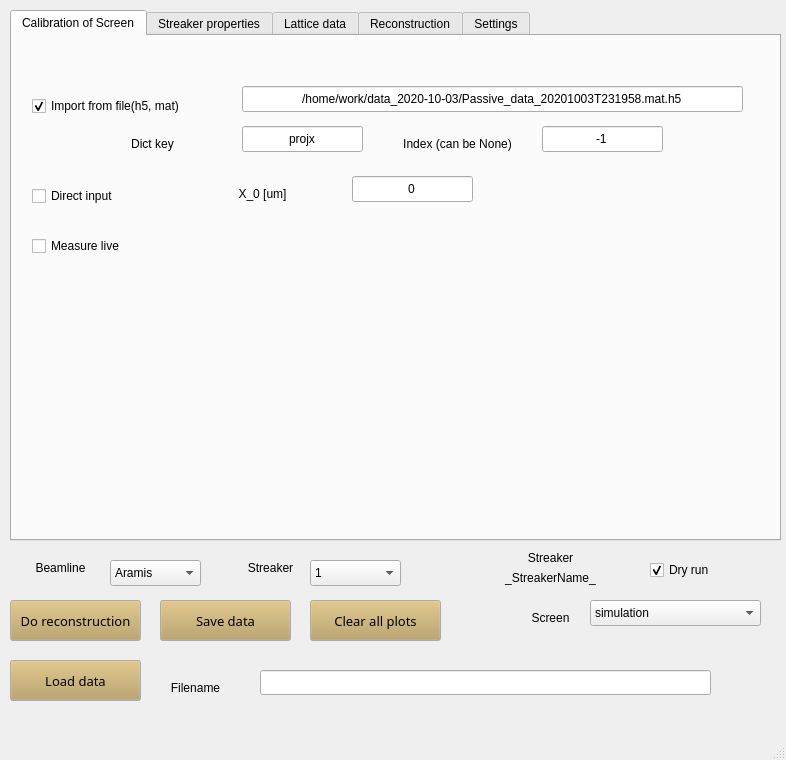
The window that GUI.ui (pdijksta/WakefieldAnalysis) describes before a commit, drawn with Qt 5.
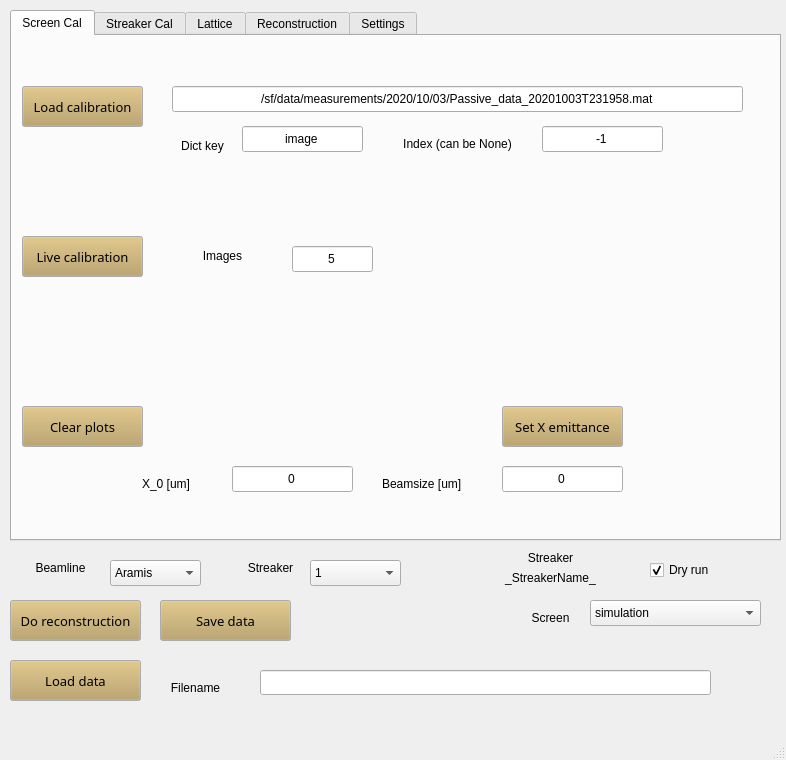
The same window after the commit. The open tabs and pages were chosen to show the change.

What changed in the file:
```diff
--- a/GUI.ui
+++ b/GUI.ui
@@ -28,40 +28,24 @@
     </property>
     <widget class="QWidget" name="Calibration">
      <attribute name="title">
-      <string>Calibration of Screen</string>
+      <string>Screen Cal</string>
      </attribute>
      <widget class="QLineEdit" name="ImportCalibration">
       <property name="geometry">
        <rect>
-        <x>230</x>
+        <x>160</x>
         <y>50</y>
-        <width>501</width>
+        <width>571</width>
         <height>26</height>
        </rect>
       </property>
       <property name="text">
-       <string>/home/work/data_2020-10-03/Passive_data_20201003T231958.mat.h5</string>
+       <string>/sf/data/measurements/2020/10/03/Passive_data_20201003T231958.mat</string>
       </property>
       <property name="alignment">
        <set>Qt::AlignCenter</set>
       </property>
      </widget>
-     <widget class="QCheckBox" name="ScreenImportCalibrationCheck">
-      <property name="geometry">
-       <rect>
-        <x>20</x>
-        <y>60</y>
-        <width>201</width>
-        <height>20</height>
-       </rect>
-      </property>
-      <property name="text">
-       <string>Import from file(h5, mat)</string>
-      </property>
-      <property name="checked">
-       <bool>true</bool>
-      </property>
-     </widget>
      <widget class="QLineEdit" name="ImportCalibrationKey">
       <property name="geometry">
        <rect>
@@ -72,7 +56,7 @@
        </rect>
       </property>
       <property name="text">
-       <string>projx</string>
+       <string>image</string>
       </property>
       <property name="alignment">
        <set>Qt::AlignCenter</set>
@@ -81,10 +65,10 @@
      <widget class="QLabel" name="label_5">
       <property name="geometry">
        <rect>
-        <x>80</x>
+        <x>160</x>
         <y>100</y>
-        <width>121</width>
-        <height>16</height>
+        <width>61</width>
+        <height>20</height>
        </rect>
       </property>
       <property name="text">
@@ -126,43 +110,27 @@
        <set>Qt::AlignCenter</set>
       </property>
      </widget>
-     <widget class="QCheckBox" name="ScreenDirectCalibrationCheck">
-      <property name="geometry">
-       <rect>
-        <x>20</x>
-        <y>150</y>
-        <width>201</width>
-        <height>20</height>
-       </rect>
-      </property>
-      <property name="text">
-       <string>Direct input</string>
-      </property>
-      <property name="checked">
-       <bool>false</bool>
-      </property>
-     </widget>
      <widget class="QLabel" name="label_18">
       <property name="geometry">
        <rect>
-        <x>190</x>
-        <y>150</y>
-        <width>121</width>
+        <x>370</x>
+        <y>440</y>
+        <width>111</width>
         <height>16</height>
        </rect>
       </property>
       <property name="text">
-       <string>X_0 [um]</string>
+       <string>Beamsize [um]</string>
       </property>
       <property name="alignment">
-       <set>Qt::AlignCenter</set>
+       <set>Qt::AlignLeading|Qt::AlignLeft|Qt::AlignVCenter</set>
       </property>
      </widget>
      <widget class="QLineEdit" name="DirectCalibration">
       <property name="geometry">
        <rect>
-        <x>340</x>
-        <y>140</y>
+        <x>220</x>
+        <y>430</y>
         <width>121</width>
         <height>26</height>
        </rect>
@@ -174,26 +142,298 @@
        <set>Qt::AlignCenter</set>
       </property>
      </widget>
-     <widget class="QCheckBox" name="ScreenLiveCalibrationCheck">
+     <widget class="QLineEdit" name="CalibrateScreenImages">
       <property name="geometry">
        <rect>
-        <x>20</x>
+        <x>280</x>
+        <y>210</y>
+        <width>81</width>
+        <height>26</height>
+       </rect>
+      </property>
+      <property name="text">
+       <string>5</string>
+      </property>
+      <property name="alignment">
+       <set>Qt::AlignCenter</set>
+      </property>
+     </widget>
+     <widget class="QLabel" name="label_52">
+      <property name="geometry">
+       <rect>
+        <x>170</x>
+        <y>210</y>
+        <width>81</width>
+        <height>20</height>
+       </rect>
+      </property>
+      <property name="text">
+       <string>Images</string>
+      </property>
+      <property name="alignment">
+       <set>Qt::AlignCenter</set>
+      </property>
+     </widget>
+     <widget class="QPushButton" name="CalibrateScreen">
+      <property name="geometry">
+       <rect>
+        <x>10</x>
         <y>200</y>
-        <width>201</width>
-        <height>20</height>
+        <width>121</width>
+        <height>41</height>
        </rect>
       </property>
+      <property name="palette">
+       <palette>
+        <active>
+         <colorrole role="Button">
+          <brush brushstyle="SolidPattern">
+           <color alpha="255">
+            <red>183</red>
+            <green>157</green>
+            <blue>92</blue>
+           </color>
+          </brush>
+         </colorrole>
+        </active>
+        <inactive>
+         <colorrole role="Button">
+          <brush brushstyle="SolidPattern">
+           <color alpha="255">
+            <red>183</red>
+            <green>157</green>
+            <blue>92</blue>
+           </color>
+          </brush>
+         </colorrole>
+        </inactive>
+        <disabled>
+         <colorrole role="Button">
+          <brush brushstyle="SolidPattern">
+           <color alpha="255">
+            <red>183</red>
+            <green>157</green>
+            <blue>92</blue>
+           </color>
+          </brush>
+         </colorrole>
+        </disabled>
+       </palette>
+      </property>
+      <property name="font">
+       <font>
+        <family>Sans Serif</family>
+        <pointsize>10</pointsize>
+       </font>
+      </property>
       <property name="text">
-       <string>Measure live</string>
+       <string>Live calibration</string>
       </property>
-      <property name="checked">
-       <bool>false</bool>
+     </widget>
+     <widget class="QPushButton" name="ClearScreenPlots">
+      <property name="geometry">
+       <rect>
+        <x>10</x>
+        <y>370</y>
+        <width>121</width>
+        <height>41</height>
+       </rect>
+      </property>
+      <property name="palette">
+       <palette>
+        <active>
+         <colorrole role="Button">
+          <brush brushstyle="SolidPattern">
+           <color alpha="255">
+            <red>183</red>
+            <green>157</green>
+            <blue>92</blue>
+           </color>
+          </brush>
+         </colorrole>
+        </active>
+        <inactive>
+         <colorrole role="Button">
+          <brush brushstyle="SolidPattern">
+           <color alpha="255">
+            <red>183</red>
+            <green>157</green>
+            <blue>92</blue>
+           </color>
+          </brush>
+         </colorrole>
+        </inactive>
+        <disabled>
+         <colorrole role="Button">
+          <brush brushstyle="SolidPattern">
+           <color alpha="255">
+            <red>183</red>
+            <green>157</green>
+            <blue>92</blue>
+           </color>
+          </brush>
+         </colorrole>
+        </disabled>
+       </palette>
+      </property>
+      <property name="font">
+       <font>
+        <family>Sans Serif</family>
+        <pointsize>10</pointsize>
+       </font>
+      </property>
+      <property name="text">
+       <string>Clear plots</string>
+      </property>
+     </widget>
+     <widget class="QLineEdit" name="DirectBeamsizeScreen">
+      <property name="geometry">
+       <rect>
+        <x>490</x>
+        <y>430</y>
+        <width>121</width>
+        <height>26</height>
+       </rect>
+      </property>
+      <property name="text">
+       <string>0</string>
+      </property>
+      <property name="alignment">
+       <set>Qt::AlignCenter</set>
+      </property>
+     </widget>
+     <widget class="QLabel" name="label_53">
+      <property name="geometry">
+       <rect>
+        <x>130</x>
+        <y>440</y>
+        <width>71</width>
+        <height>16</height>
+       </rect>
+      </property>
+      <property name="text">
+       <string>X_0 [um]</string>
+      </property>
+      <property name="alignment">
+       <set>Qt::AlignLeading|Qt::AlignLeft|Qt::AlignVCenter</set>
+      </property>
+     </widget>
+     <widget class="QPushButton" name="SetXEmittance">
+      <property name="geometry">
+       <rect>
+        <x>490</x>
+        <y>370</y>
+        <width>121</width>
+        <height>41</height>
+       </rect>
+      </property>
+      <property name="palette">
+       <palette>
+        <active>
+         <colorrole role="Button">
+          <brush brushstyle="SolidPattern">
+           <color alpha="255">
+            <red>183</red>
+            <green>157</green>
+            <blue>92</blue>
+           </color>
+          </brush>
+         </colorrole>
+        </active>
+        <inactive>
+         <colorrole role="Button">
+          <brush brushstyle="SolidPattern">
+           <color alpha="255">
+            <red>183</red>
+            <green>157</green>
+            <blue>92</blue>
+           </color>
+          </brush>
+         </colorrole>
+        </inactive>
+        <disabled>
+         <colorrole role="Button">
+          <brush brushstyle="SolidPattern">
+           <color alpha="255">
+            <red>183</red>
+            <green>157</green>
+            <blue>92</blue>
+           </color>
+          </brush>
+         </colorrole>
+        </disabled>
+       </palette>
+      </property>
+      <property name="font">
+       <font>
+        <family>Sans Serif</family>
+        <pointsize>10</pointsize>
+       </font>
+      </property>
+      <property name="text">
+       <string>Set X emittance</string>
+      </property>
+     </widget>
+     <widget class="QPushButton" name="LoadScreenCalibration">
+      <property name="geometry">
+       <rect>
+        <x>10</x>
+        <y>50</y>
+        <width>121</width>
+        <height>41</height>
+       </rect>
+      </property>
+      <property name="palette">
+       <palette>
+        <active>
+         <colorrole role="Button">
+          <brush brushstyle="SolidPattern">
+           <color alpha="255">
+            <red>183</red>
+            <green>157</green>
+            <blue>92</blue>
+           </color>
+          </brush>
+         </colorrole>
+        </active>
+        <inactive>
+         <colorrole role="Button">
+          <brush brushstyle="SolidPattern">
+           <color alpha="255">
+            <red>183</red>
+            <green>157</green>
+            <blue>92</blue>
+           </color>
+          </brush>
+         </colorrole>
+        </inactive>
+        <disabled>
+         <colorrole role="Button">
+          <brush brushstyle="SolidPattern">
+           <color alpha="255">
+            <red>183</red>
+            <green>157</green>
+            <blue>92</blue>
+           </color>
+          </brush>
+         </colorrole>
+        </disabled>
+       </palette>
+      </property>
+      <property name="font">
+       <font>
+        <family>Sans Serif</family>
+        <pointsize>10</pointsize>
+       </font>
+      </property>
+      <property name="text">
+       <string>Load calibration</string>
       </property>
      </widget>
     </widget>
     <widget class="QWidget" name="tab">
      <attribute name="title">
-      <string>Streaker properties</string>
+      <string>Streaker Cal</string>
      </attribute>
      <widget class="QLineEdit" name="StreakerDirect0">
       <property name="geometry">
@@ -846,7 +1086,7 @@
     </widget>
     <widget class="QWidget" name="tab_lattice">
      <attribute name="title">
-      <string>Lattice data</string>
+      <string>Lattice</string>
      </attribute>
      <widget class="QLineEdit" name="ImportFile">
       <property name="geometry">
@@ -1156,6 +1396,62 @@
        <string>Obtain recon data</string>
       </property>
      </widget>
+     <widget class="QPushButton" name="CloseAll">
+      <property name="geometry">
+       <rect>
+        <x>20</x>
+        <y>300</y>
+        <width>131</width>
+        <height>41</height>
+       </rect>
+      </property>
+      <property name="palette">
+       <palette>
+        <active>
+         <colorrole role="Button">
+          <brush brushstyle="SolidPattern">
+           <color alpha="255">
+            <red>183</red>
+            <green>157</green>
+            <blue>92</blue>
+           </color>
+          </brush>
+         </colorrole>
+        </active>
+        <inactive>
+         <colorrole role="Button">
+          <brush brushstyle="SolidPattern">
+           <color alpha="255">
+            <red>183</red>
+            <green>157</green>
+            <blue>92</blue>
+           </color>
+          </brush>
+         </colorrole>
+        </inactive>
+        <disabled>
+         <colorrole role="Button">
+          <brush brushstyle="SolidPattern">
+           <color alpha="255">
+            <red>183</red>
+            <green>157</green>
+            <blue>92</blue>
+           </color>
+          </brush>
+         </colorrole>
+        </disabled>
+       </palette>
+      </property>
+      <property name="font">
+       <font>
+        <family>Sans Serif</family>
+        <pointsize>10</pointsize>
+       </font>
+      </property>
+      <property name="text">
+       <string>Clear plots</string>
+      </property>
+     </widget>
     </widget>
     <widget class="QWidget" name="tab_2">
      <attribute name="title">
@@ -1998,62 +2294,6 @@
      <string>Save data</string>
     </property>
    </widget>
-   <widget class="QPushButton" name="CloseAll">
-    <property name="geometry">
-     <rect>
-      <x>310</x>
-      <y>600</y>
-      <width>131</width>
-      <height>41</height>
-     </rect>
-    </property>
-    <property name="palette">
-     <palette>
-      <active>
-       <colorrole role="Button">
-        <brush brushstyle="SolidPattern">
-         <color alpha="255">
-          <red>183</red>
-          <green>157</green>
-          <blue>92</blue>
-         </color>
-        </brush>
-       </colorrole>
-      </active>
-      <inactive>
-       <colorrole role="Button">
-        <brush brushstyle="SolidPattern">
-         <color alpha="255">
-          <red>183</red>
-          <green>157</green>
-          <blue>92</blue>
-         </color>
-        </brush>
-       </colorrole>
-      </inactive>
-      <disabled>
-       <colorrole role="Button">
-        <brush brushstyle="SolidPattern">
-         <color alpha="255">
-          <red>183</red>
-          <green>157</green>
-          <blue>92</blue>
-         </color>
-        </brush>
-       </colorrole>
-      </disabled>
-     </palette>
-    </property>
-    <property name="font">
-     <font>
-      <family>Sans Serif</family>
-      <pointsize>10</pointsize>
-     </font>
-    </property>
-    <property name="text">
-     <string>Clear all plots</string>
-    </property>
-   </widget>
    <widget class="QLabel" name="StreakerName">
     <property name="geometry">
      <rect>
```
Left out of the diff: 298 changed lines with no effect on the pictures.
